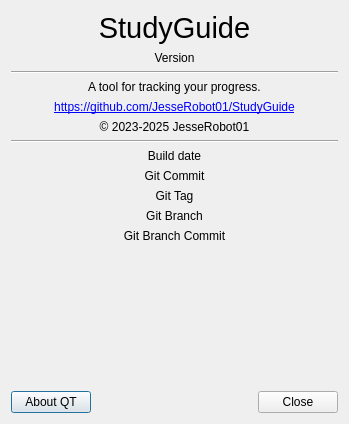
Old version of the form StudyGuide/ui/About.ui in the repository JesseRobot01/PlanGuidePlanner.
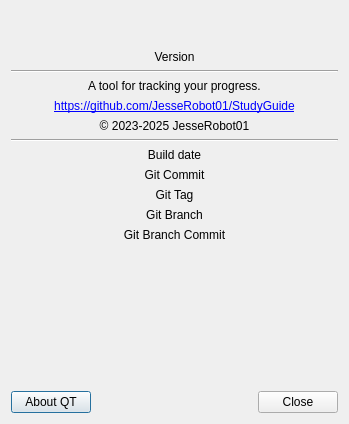
New version of the form.

Patch:
```diff
--- a/StudyGuide/ui/About.ui
+++ b/StudyGuide/ui/About.ui
@@ -15,6 +15,8 @@
   </property>
   <layout class="QVBoxLayout" name="verticalLayout">
    <item>
+    <layout class="QHBoxLayout" name="horizontalLayout_3">
+     <item>
     <widget class="QLabel" name="label">
      <property name="font">
       <font>
@@ -23,12 +25,14 @@
       </font>
      </property>
      <property name="text">
-      <string notr="true">StudyGuide</string>
+        <string notr="true"/>
      </property>
      <property name="alignment">
       <set>Qt::AlignmentFlag::AlignCenter</set>
      </property>
     </widget>
+     </item>
+    </layout>
    </item>
    <item>
     <widget class="QLabel" name="version">
```
Lines whose indentation alone changed are shown as unchanged.
